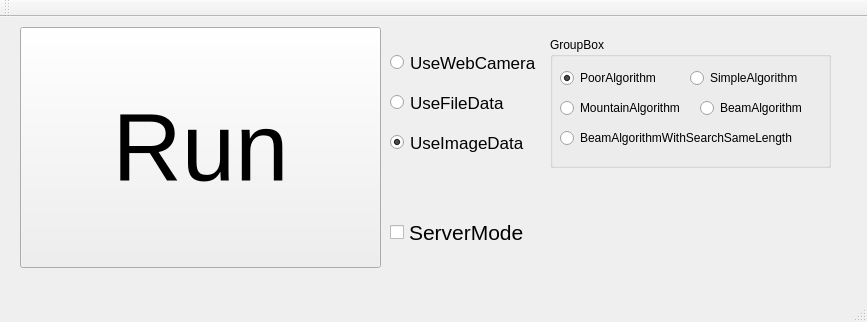
Above: Hazama/hazama.ui from tnct-spc/procon2017-comp before the change. Below: the same form after it.
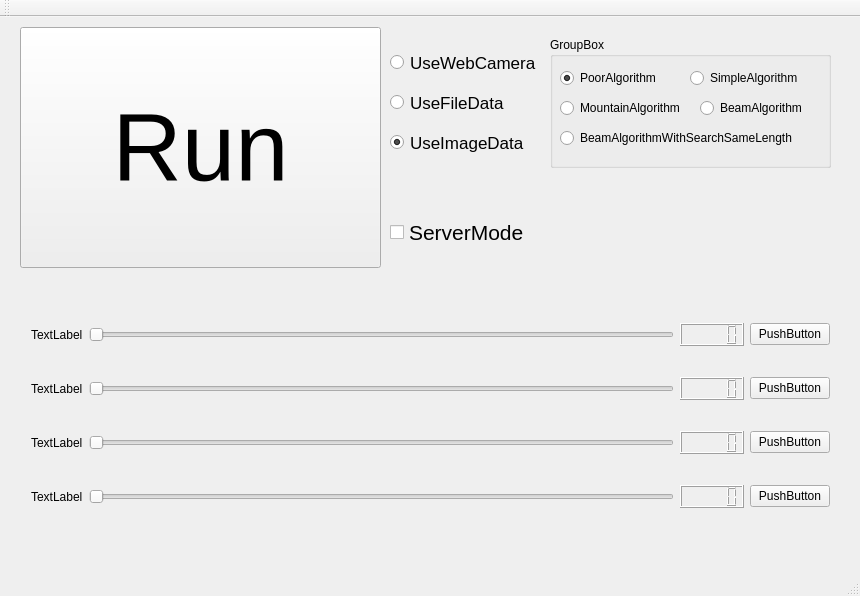
That is the form after the change.

Commit message: [add]threshold調整用UI作ったで

Diff of the .ui file:
```diff
--- a/Hazama/hazama.ui
+++ b/Hazama/hazama.ui
@@ -6,8 +6,8 @@
    <rect>
     <x>0</x>
     <y>0</y>
-    <width>867</width>
-    <height>322</height>
+    <width>860</width>
+    <height>596</height>
    </rect>
   </property>
   <property name="windowTitle">
@@ -197,6 +197,114 @@
      </property>
     </widget>
    </widget>
+   <widget class="QWidget" name="gridLayoutWidget">
+    <property name="geometry">
+     <rect>
+      <x>20</x>
+      <y>270</y>
+      <width>821</width>
+      <height>261</height>
+     </rect>
+    </property>
+    <layout class="QGridLayout" name="gridLayout">
+     <item row="1" column="3">
+      <widget class="QLCDNumber" name="lcdNumber_2"/>
+     </item>
+     <item row="3" column="0">
+      <widget class="QLabel" name="label_4">
+       <property name="text">
+        <string>TextLabel</string>
+       </property>
+      </widget>
+     </item>
+     <item row="0" column="1">
+      <widget class="QSlider" name="horizontalSlider_1">
+       <property name="orientation">
+        <enum>Qt::Horizontal</enum>
+       </property>
+      </widget>
+     </item>
+     <item row="0" column="3">
+      <widget class="QLCDNumber" name="lcdNumber_1"/>
+     </item>
+     <item row="1" column="0">
+      <widget class="QLabel" name="label_2">
+       <property name="text">
+        <string>TextLabel</string>
+       </property>
+      </widget>
+     </item>
+     <item row="2" column="3">
+      <widget class="QLCDNumber" name="lcdNumber_3"/>
+     </item>
+     <item row="2" column="1">
+      <widget class="QSlider" name="horizontalSlider_3">
+       <property name="orientation">
+        <enum>Qt::Horizontal</enum>
+       </property>
+      </widget>
+     </item>
+     <item row="1" column="4">
+      <widget class="QPushButton" name="pushButton_2">
+       <property name="text">
+        <string>PushButton</string>
+       </property>
+      </widget>
+     </item>
+     <item row="0" column="0">
+      <widget class="QLabel" name="label_1">
+       <property name="text">
+        <string>TextLabel</string>
+       </property>
+      </widget>
+     </item>
+     <item row="3" column="3">
+      <widget class="QLCDNumber" name="lcdNumber_4"/>
+     </item>
+     <item row="2" column="4">
+      <widget class="QPushButton" name="pushButton_3">
+       <property name="text">
+        <string>PushButton</string>
+       </property>
+      </widget>
+     </item>
+     <item row="2" column="0">
+      <widget class="QLabel" name="label_3">
+       <property name="text">
+        <string>TextLabel</string>
+       </property>
+      </widget>
+     </item>
+     <item row="3" column="1">
+      <widget class="QSlider" name="horizontalSlider_4">
+       <property name="orientation">
+        <enum>Qt::Horizontal</enum>
+       </property>
+      </widget>
+     </item>
+     <item row="0" column="4">
+      <widget class="QPushButton" name="pushButton_1">
+       <property name="text">
+        <string>PushButton</string>
+       </property>
+      </widget>
+     </item>
+     <item row="3" column="4">
+      <widget class="QPushButton" name="pushButton_4">
+       <property name="text">
+        <string>PushButton</string>
+       </property>
+      </widget>
+     </item>
+     <item row="1" column="1">
+      <widget class="QSlider" name="horizontalSlider_2">
+       <property name="orientation">
+        <enum>Qt::Horizontal</enum>
+       </property>
+      </widget>
+     </item>
+    </layout>
+   </widget>
   </widget>
   <widget class="QMenuBar" name="menuBar">
    <property name="geometry">
```
Left out of the diff: 4 changed lines with no effect on the pictures.
